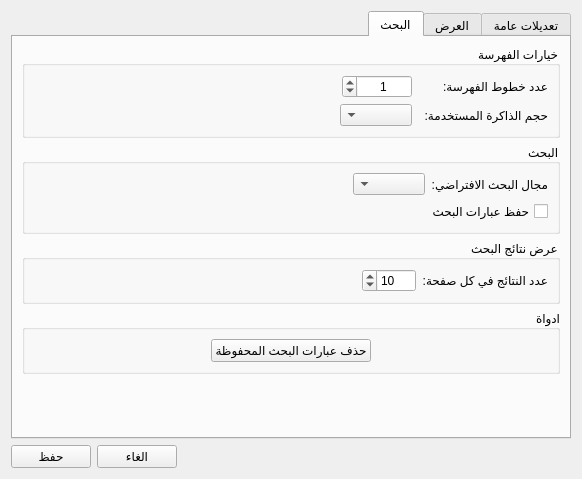
The window that src/settingsdialog.ui (boussouira/moltaqa) describes before a commit, drawn with Qt 5.
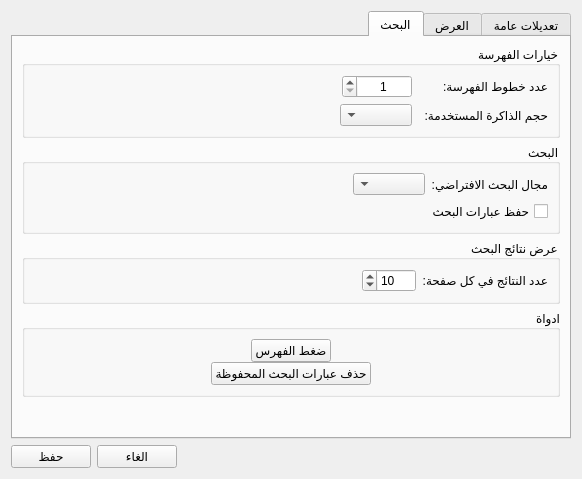
The same window after the commit. The open tabs and pages were chosen to show the change.

Commit message: Optimize index button

The edit to the form file:
```diff
--- a/src/settingsdialog.ui
+++ b/src/settingsdialog.ui
@@ -329,7 +329,7 @@
       <attribute name="title">
        <string>البحث</string>
       </attribute>
-      <layout class="QVBoxLayout" name="verticalLayout_9">
+      <layout class="QVBoxLayout" name="verticalLayout_10">
        <item>
         <widget class="QGroupBox" name="groupBox_2">
          <property name="layoutDirection">
@@ -371,6 +371,9 @@
               <property name="alignment">
                <set>Qt::AlignCenter</set>
               </property>
+              <property name="minimum">
+               <number>1</number>
+              </property>
               <property name="value">
                <number>1</number>
               </property>
@@ -537,7 +540,47 @@
          <property name="title">
           <string>ادواة</string>
          </property>
-         <layout class="QVBoxLayout" name="verticalLayout_10">
+         <layout class="QVBoxLayout" name="verticalLayout_9">
+          <property name="spacing">
+           <number>0</number>
+          </property>
+          <item>
+           <layout class="QHBoxLayout" name="horizontalLayout_10">
+            <item>
+             <spacer name="horizontalSpacer_9">
+              <property name="orientation">
+               <enum>Qt::Horizontal</enum>
+              </property>
+              <property name="sizeHint" stdset="0">
+               <size>
+                <width>40</width>
+                <height>20</height>
+               </size>
+              </property>
+             </spacer>
+            </item>
+            <item>
+             <widget class="QPushButton" name="pushOptimizeIndex">
+              <property name="text">
+               <string>ضغط الفهرس</string>
+              </property>
+             </widget>
+            </item>
+            <item>
+             <spacer name="horizontalSpacer_10">
+              <property name="orientation">
+               <enum>Qt::Horizontal</enum>
+              </property>
+              <property name="sizeHint" stdset="0">
+               <size>
+                <width>40</width>
+                <height>20</height>
+               </size>
+              </property>
+             </spacer>
+            </item>
+           </layout>
+          </item>
           <item>
            <layout class="QHBoxLayout" name="horizontalLayout_9">
             <item>
```
The commit also changes 4 other files.
